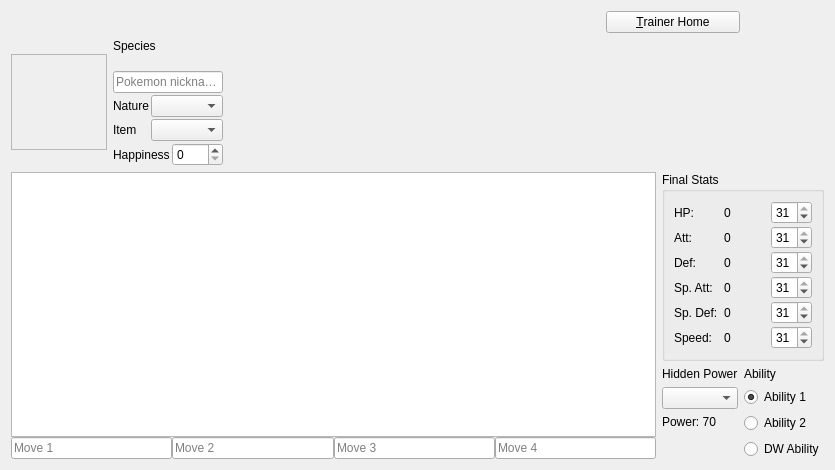
po-devs/pokemon-online, file src/Teambuilder/pokeedit.ui: the form before one commit.
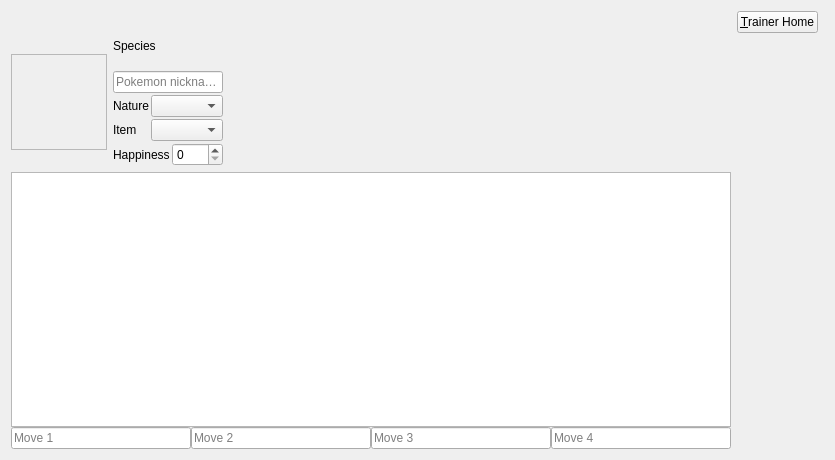
The form after the commit. Custom widgets are drawn as their Qt base class.

Commit message: Woops. Missed to add pokeedit.ui

Diff of the .ui file:
```diff
--- a/src/Teambuilder/pokeedit.ui
+++ b/src/Teambuilder/pokeedit.ui
@@ -180,252 +180,10 @@
    <item row="1" column="2" colspan="4">
     <widget class="EvBox" name="evbox" native="true"/>
    </item>
-   <item row="2" column="5" colspan="2">
-    <layout class="QGridLayout" name="gridLayout">
-     <item row="0" column="0" colspan="2">
-      <widget class="QGroupBox" name="finalStats">
-       <property name="title">
-        <string>Final Stats</string>
-       </property>
-       <layout class="QGridLayout" name="gridLayout_4">
-        <property name="verticalSpacing">
-         <number>2</number>
-        </property>
-        <item row="0" column="0">
-         <widget class="QLabel" name="hpivdesc">
-          <property name="text">
-           <string>HP:</string>
-          </property>
-         </widget>
-        </item>
-        <item row="0" column="1">
-         <widget class="QLabel" name="hpivlabel">
-          <property name="text">
-           <string>0</string>
-          </property>
-         </widget>
-        </item>
-        <item row="1" column="0">
-         <widget class="QLabel" name="attivdesc">
-          <property name="text">
-           <string>Att:</string>
-          </property>
-         </widget>
-        </item>
-        <item row="1" column="1">
-         <widget class="QLabel" name="attivlabel">
-          <property name="text">
-           <string>0</string>
-          </property>
-         </widget>
-        </item>
-        <item row="2" column="0">
-         <widget class="QLabel" name="defivdesc">
-          <property name="text">
-           <string>Def:</string>
-          </property>
-         </widget>
-        </item>
-        <item row="2" column="1">
-         <widget class="QLabel" name="defivlabel">
-          <property name="text">
-           <string>0</string>
-          </property>
-         </widget>
-        </item>
-        <item row="3" column="0">
-         <widget class="QLabel" name="spattivdesc">
-          <property name="text">
-           <string>Sp. Att:</string>
-          </property>
-         </widget>
-        </item>
-        <item row="3" column="1">
-         <widget class="QLabel" name="spattivlabel">
-          <property name="text">
-           <string>0</string>
-          </property>
-         </widget>
-        </item>
-        <item row="4" column="0">
-         <widget class="QLabel" name="spdefivdesc">
-          <property name="text">
-           <string>Sp. Def:</string>
-          </property>
-         </widget>
-        </item>
-        <item row="4" column="1">
-         <widget class="QLabel" name="spdefivlabel">
-          <property name="text">
-           <string>0</string>
-          </property>
-         </widget>
-        </item>
-        <item row="5" column="0">
-         <widget class="QLabel" name="speedivdesc">
-          <property name="text">
-           <string>Speed:</string>
-          </property>
-         </widget>
-        </item>
-        <item row="5" column="1">
-         <widget class="QLabel" name="speedivlabel">
-          <property name="text">
-           <string>0</string>
-          </property>
-         </widget>
-        </item>
-        <item row="0" column="2">
-         <widget class="QSpinBox" name="hpivspin">
-          <property name="maximum">
-           <number>31</number>
-          </property>
-          <property name="value">
-           <number>31</number>
-          </property>
-         </widget>
-        </item>
-        <item row="1" column="2">
-         <widget class="QSpinBox" name="attivspin">
-          <property name="maximum">
-           <number>31</number>
-          </property>
-          <property name="value">
-           <number>31</number>
-          </property>
-         </widget>
-        </item>
-        <item row="2" column="2">
-         <widget class="QSpinBox" name="defivspin">
-          <property name="maximum">
-           <number>31</number>
-          </property>
-          <property name="value">
-           <number>31</number>
-          </property>
-         </widget>
-        </item>
-        <item row="3" column="2">
-         <widget class="QSpinBox" name="spattivspin">
-          <property name="maximum">
-           <number>31</number>
-          </property>
-          <property name="value">
-           <number>31</number>
-          </property>
-         </widget>
-        </item>
-        <item row="4" column="2">
-         <widget class="QSpinBox" name="spdefivspin">
-          <property name="maximum">
-           <number>31</number>
-          </property>
-          <property name="value">
-           <number>31</number>
-          </property>
-         </widget>
-        </item>
-        <item row="5" column="2">
-         <widget class="QSpinBox" name="speedivspin">
-          <property name="maximum">
-           <number>31</number>
-          </property>
-          <property name="value">
-           <number>31</number>
-          </property>
-         </widget>
-        </item>
-       </layout>
-      </widget>
-     </item>
-     <item row="1" column="0">
-      <layout class="QVBoxLayout" name="verticalLayout_2">
-       <item>
-        <widget class="QLabel" name="hiddenPowerTitle">
-         <property name="text">
-          <string>Hidden Power</string>
-         </property>
-        </widget>
-       </item>
-       <item>
-        <widget class="QComboBox" name="hiddenPowerType"/>
-       </item>
-       <item>
-        <widget class="QLabel" name="hiddenPowerPower">
-         <property name="text">
-          <string>Power: 70</string>
-         </property>
-        </widget>
-       </item>
-       <item>
-        <spacer name="verticalSpacer_2">
-         <property name="orientation">
-          <enum>Qt::Vertical</enum>
-         </property>
-         <property name="sizeHint" stdset="0">
-          <size>
-           <width>20</width>
-           <height>40</height>
-          </size>
-         </property>
-        </spacer>
-       </item>
-      </layout>
-     </item>
-     <item row="1" column="1">
-      <layout class="QVBoxLayout" name="verticalLayout_3">
-       <item>
-        <widget class="QLabel" name="abilityTitle">
-         <property name="text">
-          <string>Ability</string>
-         </property>
-        </widget>
-       </item>
-       <item>
-        <widget class="QRadioButton" name="ability1">
-         <property name="text">
-          <string>Ability 1</string>
-         </property>
-         <property name="checked">
-          <bool>true</bool>
-         </property>
-        </widget>
-       </item>
-       <item>
-        <widget class="QRadioButton" name="ability2">
-         <property name="text">
-          <string>Ability 2</string>
-         </property>
-        </widget>
-       </item>
-       <item>
-        <widget class="QRadioButton" name="ability3">
-         <property name="text">
-          <string>DW Ability</string>
-         </property>
-        </widget>
-       </item>
-       <item>
-        <spacer name="verticalSpacer">
-         <property name="orientation">
-          <enum>Qt::Vertical</enum>
-         </property>
-         <property name="sizeHint" stdset="0">
-          <size>
-           <width>20</width>
-           <height>40</height>
-          </size>
-         </property>
-        </spacer>
-       </item>
-      </layout>
-     </item>
-    </layout>
-   </item>
    <item row="0" column="6" rowspan="2">
     <widget class="PokeLevelSettings" name="levelSettings"/>
    </item>
-   <item row="2" column="0" colspan="5">
+   <item row="2" column="0" colspan="3">
     <layout class="QGridLayout" name="gridLayout_3">
      <property name="spacing">
       <number>0</number>
@@ -488,6 +246,9 @@
      </item>
     </layout>
    </item>
+   <item row="2" column="3" colspan="4">
+    <widget class="IvBox" name="ivbox" native="true"/>
+   </item>
   </layout>
  </widget>
  <customwidgets>
@@ -503,6 +264,12 @@
    <header>pokelevelsettings.h</header>
    <container>1</container>
   </customwidget>
+  <customwidget>
+   <class>IvBox</class>
+   <extends>QWidget</extends>
+   <header>ivbox.h</header>
+   <container>1</container>
+  </customwidget>
  </customwidgets>
  <resources/>
  <connections>
```
